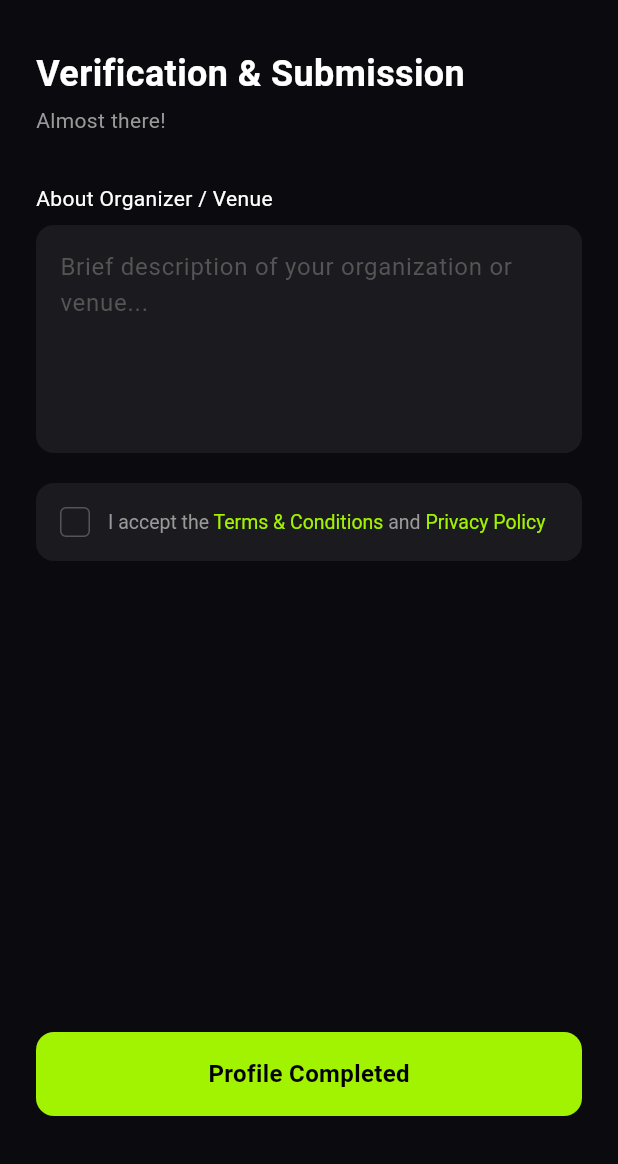
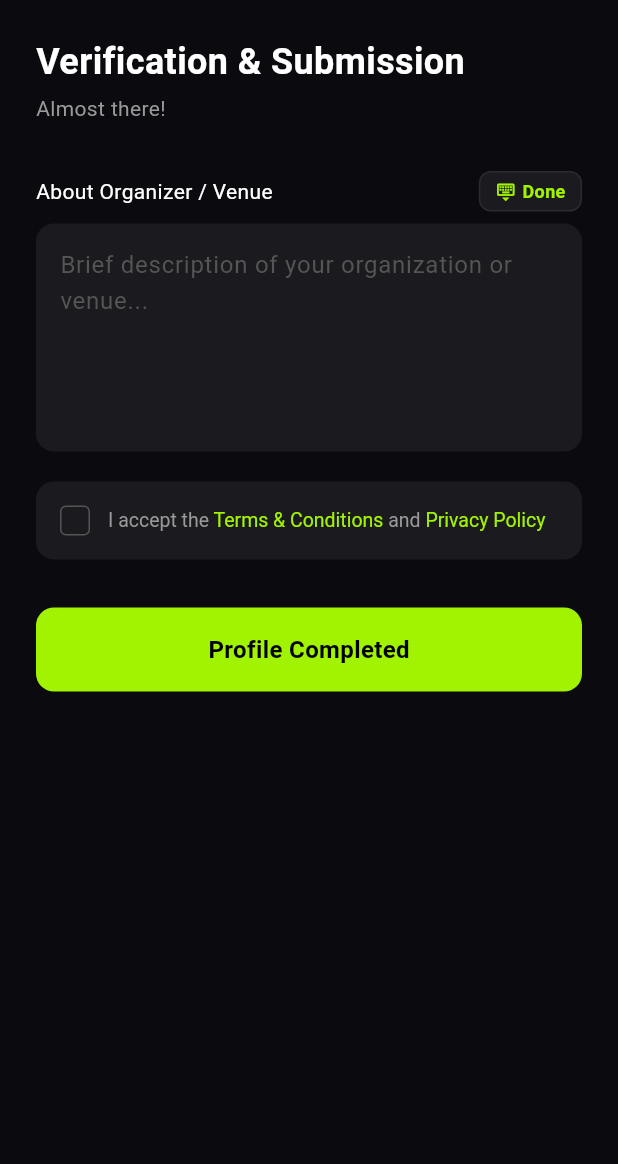
Before and after one commit to itismemuhammadali/EncoreGigs-Platform, a Flutter app: the Step3Verification screen opened directly, on a phone screen of 412 x 824 dp, the part 72-1236 px from its top. Run offline on Flutter 3.47's test engine with Material 3 defaults, Android fonts, the light colour scheme and no system bars; our stand-ins replace audioplayers, chewie, cloud_firestore, file_picker, firebase_auth, firebase_core and 9 more; missing offline and left inert: flutter_stripe; accounts and stored records are empty; network calls fail; project files that could hold a hidden picture were left out.

Commit message:
fix(organizer): make auth and onboarding screens fully scrollable, auto-dismiss keyboard on drag/tap, add done action to bio, and place action buttons in scroll view (1.0.19+20)

```diff
--- a/apps/organizer/lib/screens/auth/create_account/step3_verification.dart
+++ b/apps/organizer/lib/screens/auth/create_account/step3_verification.dart
@@ -101,7 +101,10 @@ class _Step3VerificationState extends State<Step3Verification> {
 
   @override
   Widget build(BuildContext context) {
-    return Scaffold(
+    return GestureDetector(
+      behavior: HitTestBehavior.opaque,
+      onTap: () => FocusScope.of(context).unfocus(),
+      child: Scaffold(
         backgroundColor: const Color(0xFF0A0A0F),
         appBar: AppBar(
           backgroundColor: const Color(0xFF0A0A0F),
@@ -125,7 +128,9 @@ class _Step3VerificationState extends State<Step3Verification> {
         ),
         body: SafeArea(
           child: SingleChildScrollView(
-          padding: const EdgeInsets.all(24),
+            physics: const AlwaysScrollableScrollPhysics(),
+            keyboardDismissBehavior: ScrollViewKeyboardDismissBehavior.onDrag,
+            padding: const EdgeInsets.symmetric(horizontal: 24, vertical: 16),
             child: Column(
               crossAxisAlignment: CrossAxisAlignment.start,
               children: [
@@ -143,14 +148,47 @@ class _Step3VerificationState extends State<Step3Verification> {
                   style: TextStyle(color: Color(0xFF999999), fontSize: 14),
                 ),
                 const SizedBox(height: 32),
+                Row(
+                  mainAxisAlignment: MainAxisAlignment.spaceBetween,
+                  children: [
                     const Text(
                       'About Organizer / Venue',
                       style: TextStyle(color: Colors.white, fontSize: 14),
+                    ),
+                    GestureDetector(
+                      onTap: () => FocusScope.of(context).unfocus(),
+                      child: Container(
+                        padding: const EdgeInsets.symmetric(horizontal: 10, vertical: 4),
+                        decoration: BoxDecoration(
+                          color: const Color(0xFF1A1A1F),
+                          borderRadius: BorderRadius.circular(8),
+                          border: Border.all(color: const Color(0xFF2A2A2F)),
+                        ),
+                        child: const Row(
+                          mainAxisSize: MainAxisSize.min,
+                          children: [
+                            Icon(Icons.keyboard_hide_outlined, size: 14, color: Color(0xFFA2F301)),
+                            SizedBox(width: 4),
+                            Text(
+                              'Done',
+                              style: TextStyle(
+                                color: Color(0xFFA2F301),
+                                fontSize: 12,
+                                fontWeight: FontWeight.w600,
+                              ),
+                            ),
+                          ],
+                        ),
+                      ),
+                    ),
+                  ],
                 ),
                 const SizedBox(height: 8),
                 TextField(
                   controller: _bioController,
                   maxLines: 5,
+                  textInputAction: TextInputAction.done,
+                  onSubmitted: (_) => FocusScope.of(context).unfocus(),
                   style: const TextStyle(color: Colors.white),
                   decoration: InputDecoration(
                     hintText: 'Brief description of your organization or venue...',
@@ -219,18 +257,12 @@ class _Step3VerificationState extends State<Step3Verification> {
                     ],
                   ),
                 ),
-              const SizedBox(height: 40),
-            ],
-          ),
-        ),
-      ),
-      bottomNavigationBar: Padding(
-        padding: const EdgeInsets.fromLTRB(24, 12, 24, 32),
-        child: GestureDetector(
+                const SizedBox(height: 32),
+                GestureDetector(
                   onTap: _isLoading ? null : _handleComplete,
                   child: Container(
                     width: double.infinity,
-            height: 56, // Added fixed height
+                    height: 56,
                     decoration: BoxDecoration(
                       color: const Color(0xFFA2F301),
                       borderRadius: BorderRadius.circular(12),
@@ -257,6 +289,11 @@ class _Step3VerificationState extends State<Step3Verification> {
                           ),
                   ),
                 ),
+                const SizedBox(height: 60),
+              ],
+            ),
+          ),
+        ),
       ),
     );
   }
--- a/apps/organizer/pubspec.yaml
+++ b/apps/organizer/pubspec.yaml
@@ -16,7 +16,7 @@ publish_to: 'none' # Remove this line if you wish to publish to pub.dev
 # https://developer.apple.com/library/archive/documentation/General/Reference/InfoPlistKeyReference/Articles/CoreFoundationKeys.html
 # In Windows, build-name is used as the major, minor, and patch parts
 # of the product and file versions while build-number is used as the build suffix.
-version: 1.0.19+19
+version: 1.0.19+20
 
 environment:
   sdk: ^3.11.4
```
Also changed, not shown: apps/organizer/lib/screens/auth/create_account/step1_account_details.dart (+23 -11 lines), apps/organizer/lib/screens/auth/create_account/step2_organizer_info.dart (+20 -11 lines), apps/organizer/lib/screens/auth/sign_in_screen.dart (+16 -4 lines). Lines whose indentation alone changed are shown as unchanged.
